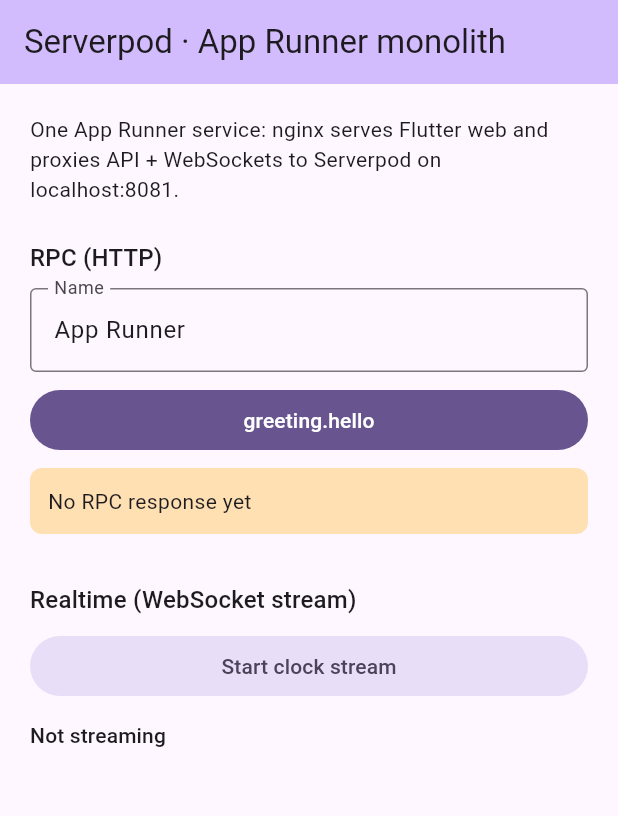
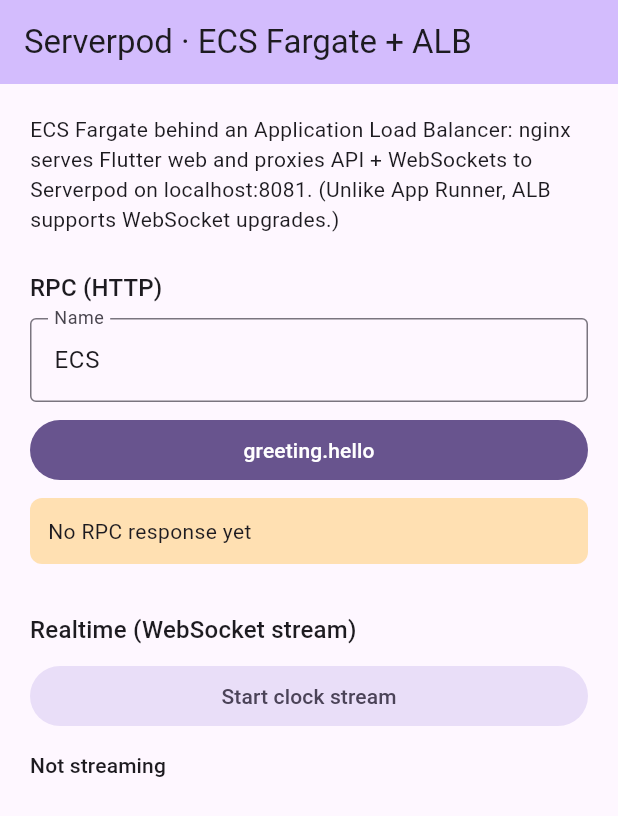
Before and after one commit to 127thousand/podfly_examples, a Flutter app: the screen it shows after launch, on a phone screen of 412 x 824 dp. Shown: the top 816 px of the screen. Run offline on Flutter 3.47's test engine with Material 3 defaults, Android fonts, the phone set to English and light mode, and no system bars; missing offline and left inert: flutter_driver, serverpod, serverpod_client, serverpod_flutter.

Commit message:
fix(aws/ecs_realtime): brand UI and comments as ECS + ALB
Avoid App Runner labels in the Flutter app so demos are not confusing.

```diff
--- a/aws/ecs_realtime/aws_rt_client/lib/src/protocol/client.dart
+++ b/aws/ecs_realtime/aws_rt_client/lib/src/protocol/client.dart
@@ -36,7 +36,7 @@
 
 /// Realtime demo: server → client WebSocket stream of clock ticks.
 ///
-/// No Redis needed on a single App Runner instance (in-process stream).
+/// No Redis needed on a single ECS task (in-process stream).
 /// {@category Endpoint}
 class EndpointTick extends _i1.EndpointRef {
   EndpointTick(_i1.EndpointCaller caller) : super(caller);
--- a/aws/ecs_realtime/aws_rt_flutter/lib/main.dart
+++ b/aws/ecs_realtime/aws_rt_flutter/lib/main.dart
@@ -9,8 +9,8 @@
 
 /// Resolve API base URL for this app.
 ///
-/// On Flutter web in the App Runner monolith image, the UI and API share one
-/// origin (nginx → Serverpod). Prefer that over baked-in localhost / placeholders.
+/// On Flutter web in the ECS monolith image, the UI and API share one origin
+/// (ALB → nginx → Serverpod). Prefer that over baked-in localhost / placeholders.
 Future<String> resolveServerUrl() async {
   final fromEnvOrAsset = await getServerUrl();
   if (kIsWeb) {
@@ -43,7 +43,7 @@
   @override
   Widget build(BuildContext context) {
     return MaterialApp(
-      title: 'Serverpod realtime on App Runner',
+      title: 'Serverpod realtime on ECS + ALB',
       theme: ThemeData(
         colorScheme: ColorScheme.fromSeed(seedColor: Colors.deepPurple),
         useMaterial3: true,
@@ -61,7 +61,7 @@
 }
 
 class _HomePageState extends State<HomePage> {
-  final _nameController = TextEditingController(text: 'App Runner');
+  final _nameController = TextEditingController(text: 'ECS');
   String? _hello;
   String? _helloError;
   final _ticks = <String>[];
@@ -113,17 +113,8 @@
         },
         onError: (Object e) {
           if (!mounted) return;
-          final msg = '$e';
-          // App Runner's edge (Envoy) rejects WebSocket upgrades with 403.
-          final hint = msg.toLowerCase().contains('403') ||
-                  msg.toLowerCase().contains('websocket') ||
-                  msg.toLowerCase().contains('failed')
-              ? '\n\nNote: AWS App Runner does not support WebSockets '
-                  '(edge returns 403). Use Cloud Run / Fly for streams, '
-                  'or ECS+ALB on AWS.'
-              : '';
           setState(() {
-            _streamError = '$msg$hint';
+            _streamError = '$e';
             _streaming = false;
           });
         },
@@ -151,15 +142,16 @@
   Widget build(BuildContext context) {
     return Scaffold(
       appBar: AppBar(
-        title: const Text('Serverpod · App Runner monolith'),
+        title: const Text('Serverpod · ECS Fargate + ALB'),
         backgroundColor: Theme.of(context).colorScheme.inversePrimary,
       ),
       body: ListView(
         padding: const EdgeInsets.all(20),
         children: [
           Text(
-            'One App Runner service: nginx serves Flutter web and proxies '
-            'API + WebSockets to Serverpod on localhost:8081.',
+            'ECS Fargate behind an Application Load Balancer: nginx serves '
+            'Flutter web and proxies API + WebSockets to Serverpod on '
+            'localhost:8081. (Unlike App Runner, ALB supports WebSocket upgrades.)',
             style: Theme.of(context).textTheme.bodyMedium,
           ),
           const SizedBox(height: 24),
--- a/aws/ecs_realtime/aws_rt_server/lib/server.dart
+++ b/aws/ecs_realtime/aws_rt_server/lib/server.dart
@@ -7,7 +7,7 @@
 void run(List<String> args) async {
   final pod = Serverpod(args, Protocol(), Endpoints());
 
-  // Flutter web is served by nginx in the App Runner monolith image.
+  // Flutter web is served by nginx in the ECS monolith image (behind ALB).
   // API + WebSockets listen on the port configured in production.yaml (8081).
 
   await pod.start();
--- a/aws/ecs_realtime/aws_rt_server/lib/src/realtime/tick_endpoint.dart
+++ b/aws/ecs_realtime/aws_rt_server/lib/src/realtime/tick_endpoint.dart
@@ -4,7 +4,7 @@
 
 /// Realtime demo: server → client WebSocket stream of clock ticks.
 ///
-/// No Redis needed on a single App Runner instance (in-process stream).
+/// No Redis needed on a single ECS task (in-process stream).
 class TickEndpoint extends Endpoint {
   /// Yields a tick every [intervalMs] milliseconds until the client cancels.
   Stream<String> clock(Session session, {int intervalMs = 1000}) async* {
```
Also changed, not shown: 6 other files.
